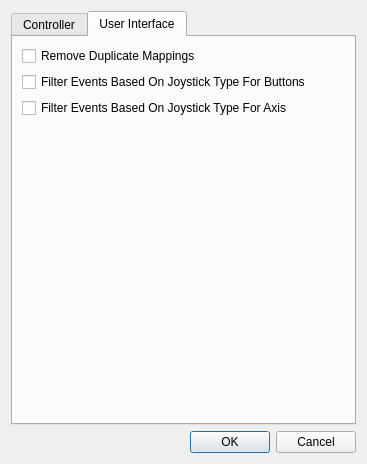
This is Source/RMG-Input/UserInterface/OptionsDialog.ui in Rosalie241/RMG as Qt 5 draws it before an edit. The edited form follows.
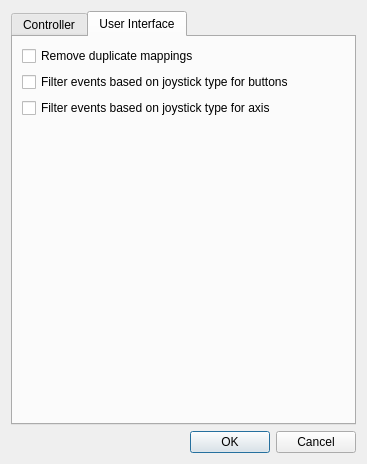
This is the edited form. The open tabs and pages were chosen to show the change. Icons and pictures are not drawn.

Commit message: RMG-Input: improve letter casing

Patch:
```diff
--- a/Source/RMG-Input/UserInterface/OptionsDialog.ui
+++ b/Source/RMG-Input/UserInterface/OptionsDialog.ui
@@ -205,21 +205,21 @@
        <item>
         <widget class="QCheckBox" name="removeDuplicateMappingsCheckbox">
          <property name="text">
-          <string>Remove Duplicate Mappings</string>
+          <string>Remove duplicate mappings</string>
          </property>
         </widget>
        </item>
        <item>
         <widget class="QCheckBox" name="filterEventsForButtonsCheckBox">
          <property name="text">
-          <string>Filter Events Based On Joystick Type For Buttons</string>
+          <string>Filter events based on joystick type for buttons</string>
          </property>
         </widget>
        </item>
        <item>
         <widget class="QCheckBox" name="filterEventsForAxisCheckBox">
          <property name="text">
-          <string>Filter Events Based On Joystick Type For Axis</string>
+          <string>Filter events based on joystick type for axis</string>
          </property>
         </widget>
        </item>
```
Left out of the diff: 2 changed lines with no effect on the pictures. The commit also changes 2 other files.
